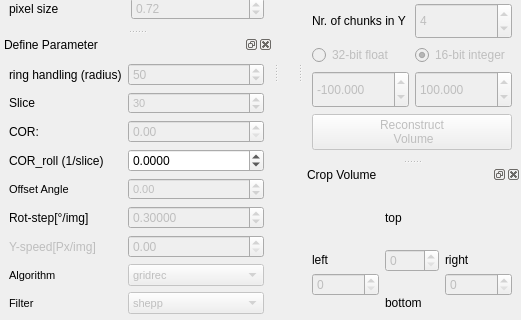
First picture: the form in BAMline_on_the_fly_CT-reco/on_the_fly_CT_reco_hdf_dock_widget.ui, repository HMarkoetter/BAMline_CT_preview_RECO, before the edit; both pictures show x 0 to 521 and y 271 to 591 of the 521 by 707 pixel window.
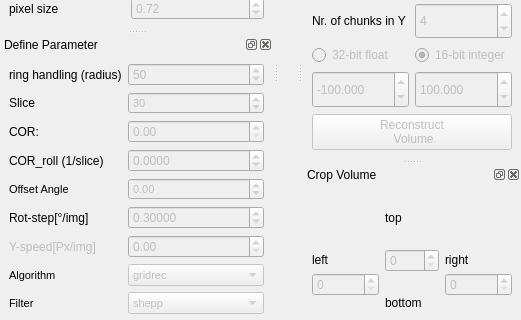
Second picture: the form after the edit.

Commit message: implemented COR_roll correction When the rotation axis was not aligned well, this correction will change linearly the COR value over the slice/height

Diff of the .ui file:
```diff
--- a/BAMline_on_the_fly_CT-reco/on_the_fly_CT_reco_hdf_dock_widget.ui
+++ b/BAMline_on_the_fly_CT-reco/on_the_fly_CT_reco_hdf_dock_widget.ui
@@ -641,6 +641,9 @@
        </item>
        <item row="12" column="1">
         <widget class="QDoubleSpinBox" name="COR_roll">
+         <property name="enabled">
+          <bool>false</bool>
+         </property>
          <property name="decimals">
           <number>4</number>
          </property>
```
The commit also changes 1 other file.
